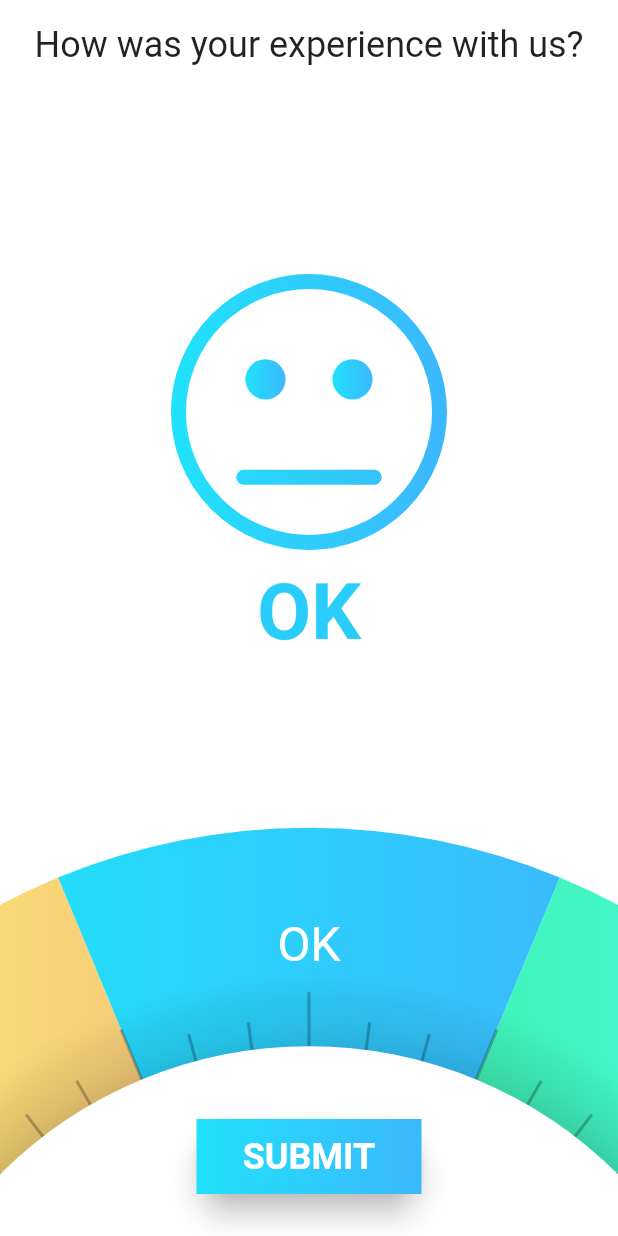
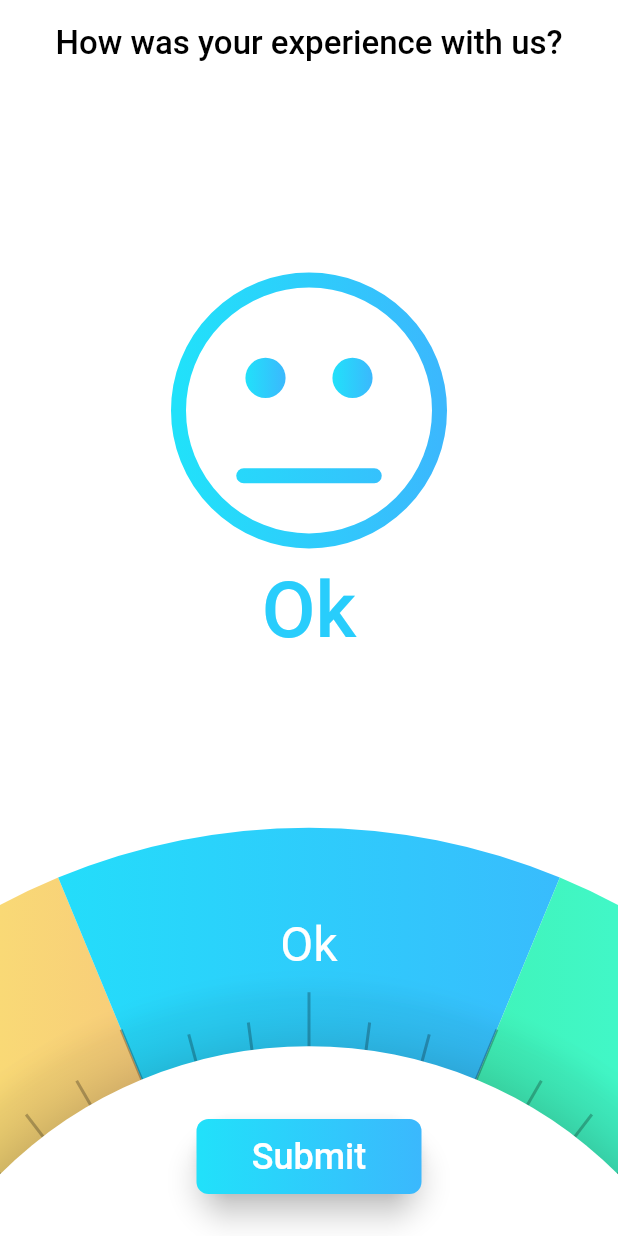
Before and after one commit to Mindinventory/Flutter-review-page-interaction, a Flutter app: the screen it shows after launch, on a phone screen of 412 x 824 dp. Run offline on Flutter 3.47's test engine with Material 2 defaults, Android fonts, the phone set to English and light mode, and no system bars.

Commit message:
[Refactor] separated all the module like smiley, arc, text into different modules, Did some refactor

```diff
--- a/lib/arc_chosser.dart
+++ b/lib/arc_chooser_module/arc_chooser.dart
@@ -4,8 +4,8 @@ import 'dart:ui';
 import 'package:flutter/material.dart';
 import 'package:flutter/painting.dart';
 import 'package:review/common/app_color.dart';
-import 'model/arc_item_model.dart';
-import 'common/choose_painter.dart';
+import '../model/arc_item_model.dart';
+import 'choose_painter.dart';
 
 class ArcChooser extends StatefulWidget {
   ArcSelectedCallback arcSelectedCallback;
@@ -52,29 +52,25 @@ class ChooserState extends State<ArcChooser> with SingleTickerProviderStateMixin
     return degree * (pi / 180);
   }
 
-  /*static double radianToDegrees(double radian) {
-    return radian * (180 / pi);
-  }*/
-
   @override
   void initState() {
     arcItems = <ArcItemModel>[];
 
     arcItems
-      ..add(ArcItemModel("UGH", [AppColors.F9D976, AppColors.f39f86], angleInRadiansByTwo + userAngle))
+      ..add(ArcItemModel("Ugh", [AppColors.F9D976, AppColors.f39f86], angleInRadiansByTwo + userAngle))
       ..add(ArcItemModel(
-          "OK", [AppColors.c21e1fa, AppColors.c3bb8fd], angleInRadiansByTwo + userAngle + (angleInRadians)))
-      ..add(ArcItemModel("GOOD", [AppColors.c3ee98a, AppColors.c41f7c7],
+          "Ok", [AppColors.c21e1fa, AppColors.c3bb8fd], angleInRadiansByTwo + userAngle + (angleInRadians)))
+      ..add(ArcItemModel("Good", [AppColors.c3ee98a, AppColors.c41f7c7],
           angleInRadiansByTwo + userAngle + (2 * angleInRadians)))
-      ..add(ArcItemModel("BAD", [AppColors.fe0944, AppColors.feae96],
+      ..add(ArcItemModel("Bad", [AppColors.fe0944, AppColors.feae96],
           angleInRadiansByTwo + userAngle + (3 * angleInRadians)))
-      ..add(ArcItemModel("UGH", [AppColors.F9D976, AppColors.f39f86],
+      ..add(ArcItemModel("Ugh", [AppColors.F9D976, AppColors.f39f86],
           angleInRadiansByTwo + userAngle + (4 * angleInRadians)))
-      ..add(ArcItemModel("OK", [AppColors.c21e1fa, AppColors.c3bb8fd],
+      ..add(ArcItemModel("Ok", [AppColors.c21e1fa, AppColors.c3bb8fd],
           angleInRadiansByTwo + userAngle + (5 * angleInRadians)))
-      ..add(ArcItemModel("GOOD", [AppColors.c3ee98a, AppColors.c41f7c7],
+      ..add(ArcItemModel("Good", [AppColors.c3ee98a, AppColors.c41f7c7],
           angleInRadiansByTwo + userAngle + (6 * angleInRadians)))
-      ..add(ArcItemModel("BAD", [AppColors.fe0944, AppColors.feae96],
+      ..add(ArcItemModel("Bad", [AppColors.fe0944, AppColors.feae96],
           angleInRadiansByTwo + userAngle + (7 * angleInRadians)));
 
     animation = AnimationController(duration: const Duration(milliseconds: 200), vsync: this);
@@ -100,12 +96,6 @@ class ChooserState extends State<ArcChooser> with SingleTickerProviderStateMixin
 
   Widget _gestureDetectorForSlider() {
     return GestureDetector(
-      /*onTap: () {
-         print('ChooserState.build onTap');
-         animationStart = touchAngle;
-         animationEnd = touchAngle + angleInRadians;
-         animation.forward(from: 0.0);
-       },*/
       onPanStart: (DragStartDetails details) {
         startingPoint = details.globalPosition;
         var deltaX = centerPoint.dx - details.globalPosition.dx;
@@ -154,10 +144,10 @@ class ChooserState extends State<ArcChooser> with SingleTickerProviderStateMixin
       },
       child: CustomPaint(
         size: Size(MediaQuery.of(context).size.width, MediaQuery.of(context).size.width * 1 / 1.5),
-        painter: ChooserPainter(arcItems: arcItems, angleInRadians: angleInRadians,isLine: true),
+        painter: ChooserPainter(arcItems: arcItems, angleInRadians: angleInRadians, isLine: true),
       ),
     );
   }
 }
 
-typedef void ArcSelectedCallback(int position, ArcItemModel arcitem);
+typedef void ArcSelectedCallback(int position, ArcItemModel arcItem);
--- a/lib/common/choose_painter.dart
+++ b/lib/arc_chooser_module/choose_painter.dart
@@ -1,12 +1,13 @@
 import 'dart:math';
 import 'dart:ui';
+
 
 import 'package:flutter/material.dart';
 import 'package:flutter/cupertino.dart';
 
-import '../arc_chosser.dart';
-import 'app_color.dart';
-import '../model/arc_item_model.dart';
+import 'arc_chooser.dart';
+import '../common/app_color.dart';
+import 'package:review/model/arc_item_model.dart';
 
 // draw the arc and other stuff
 class ChooserPainter extends CustomPainter {
@@ -37,7 +38,7 @@ class ChooserPainter extends CustomPainter {
       angleInRadians3,
       angleInRadians4;
 
-  ChooserPainter({List<ArcItemModel> arcItems, double angleInRadians, @required bool isLine}) {
+  ChooserPainter({List<ArcItemModel> arcItems, double angleInRadians, bool isLine}) {
     this.arcItems = arcItems;
     this.angleInRadians = angleInRadians;
     this.angleInRadiansByTwo = angleInRadians / 2;
@@ -57,8 +58,8 @@ class ChooserPainter extends CustomPainter {
     Offset center = Offset(centerX, centerY);
     double radius = sqrt((size.width * size.width) / 2);
 
-//    var mainRect = Rect.fromLTRB(0.0, 0.0, size.width, size.height);
-//    canvas.drawRect(mainRect, debugPaint);
+    //var mainRect = Rect.fromLTRB(0.0, 0.0, size.width, size.height);
+    //canvas.drawRect(mainRect, debugPaint);
 
     //for white arc at bottom
     double leftX = centerX - radius;
--- /dev/null
+++ b/lib/button_module/button_widget.dart
@@ -0,0 +1,46 @@
+import 'package:flutter/material.dart';
+import 'package:review/common/app_color.dart';
+
+class SubmitButton extends StatefulWidget {
+  final Color startColor;
+  final Color endColor;
+
+  SubmitButton({this.startColor, this.endColor});
+
+  @override
+  _SubmitButtonState createState() => _SubmitButtonState();
+}
+
+class _SubmitButtonState extends State<SubmitButton> {
+  TextStyle textStyleForButton =
+      TextStyle(color: AppColors.white, fontSize: 24.00, fontWeight: FontWeight.w500);
+
+  @override
+  Widget build(BuildContext context) {
+    return Padding(
+      padding: const EdgeInsets.all(28.0),
+      child: Material(
+        shape: RoundedRectangleBorder(borderRadius: BorderRadius.circular(55.0)),
+        elevation: 8.0,
+        child: InkWell(
+          child: Container(
+            width: 150.0,
+            height: 50.0,
+            decoration: BoxDecoration(
+              gradient: LinearGradient(colors: [widget.startColor, widget.endColor]),
+              borderRadius: BorderRadius.all(
+                Radius.circular(8.0),
+              ),
+            ),
+            alignment: Alignment.center,
+            child: Text(
+              'Submit',
+              style: textStyleForButton,
+            ),
+          ),
+          onTap: () {},
+        ),
+      ),
+    );
+  }
+}
--- a/lib/common/app_color.dart
+++ b/lib/common/app_color.dart
@@ -5,6 +5,7 @@ class AppColors {
   static const Color black = Colors.black;
   static const Color red = Colors.red;
   static const Color white = Colors.white;
+  static const Color grey = Colors.grey;
   static const Color fe0944 = Color(0xFFfe0944);
   static const Color feae96 = Color(0xFFfeae96);
   static const Color F9D976 = Color(0xFFF9D976);
--- a/lib/main.dart
+++ b/lib/main.dart
@@ -1,9 +1,10 @@
 import 'package:flutter/material.dart';
 import 'package:flutter/services.dart';
-import 'package:review/smile_painter.dart';
+import 'package:review/arc_chooser_module/arc_chooser.dart';
+import 'package:review/button_module/button_widget.dart';
+import 'package:review/smile_painter_module/smile_painter.dart';
 import 'package:review/common/app_color.dart';
 
-import 'arc_chosser.dart';
 import 'model/arc_item_model.dart';
 
 void main() {
@@ -39,13 +40,8 @@ class MyReviewPage extends StatefulWidget {
 }
 
 class _MyReviewPageState extends State<MyReviewPage> with TickerProviderStateMixin {
-  /*final PageController pageControl = new PageController(
-    initialPage: 2,
-    keepPage: false,
-    viewportFraction: 0.2,
-  );*/
-
-  var textStyle = new TextStyle(color: AppColors.white, fontSize: 24.00, fontWeight: FontWeight.bold);
+  // var textStyleForButton = TextStyle(color: AppColors.white, fontSize: 24.00, fontWeight: FontWeight.w500);
+  var textStyleForText = TextStyle(color: AppColors.black, fontSize: 22.0, fontWeight: FontWeight.w500);
 
   int slideValue = 200;
   int lastAnimPosition = 2;
@@ -72,9 +68,6 @@ class _MyReviewPageState extends State<MyReviewPage> with TickerProviderStateMix
     goodArcItem = ArcItemModel("GOOD", [AppColors.c3ee98a, AppColors.c41f7c7], 0.0);
 
     arcItems..add(badArcItem)..add(ughArcItem)..add(okArcItem)..add(goodArcItem);
-    /*arcItems.add(ughArcItem);
-    arcItems.add(okArcItem);
-    arcItems.add(goodArcItem);*/
 
     startColor = AppColors.c21e1fa;
     endColor = AppColors.c3bb8fd;
@@ -127,7 +120,7 @@ class _MyReviewPageState extends State<MyReviewPage> with TickerProviderStateMix
               child: Text(
                 "How was your experience with us?",
                 textAlign: TextAlign.center,
-                style: Theme.of(context).textTheme.headline5,
+                style: textStyleForText,
               ),
             ),
           ),
@@ -135,54 +128,6 @@ class _MyReviewPageState extends State<MyReviewPage> with TickerProviderStateMix
             size: Size(MediaQuery.of(context).size.width, (MediaQuery.of(context).size.width / 2) + 60),
             painter: SmilePainter(slideValue),
           ),
-          /*Slider(
-           min: 0.0,
-           max: 400.0,
-           value: slideValue.toDouble(),
-           onChanged: (double newValue) {
-             setState(() {
-               slideValue = newValue.round();
-             });
-           },
-         ),
-
-         new SizedBox(
-           height: 50.0,
-           child: new NotificationListener(
-             onNotification: (ScrollNotification notification){
-               if(!notification.metrics.atEdge){
-                 print('_MyReviewPageState.build ' + MediaQuery.of(context).size.width.toString() + " " + notification.metrics.pixels.toString());
-               }
-
-             },
-             child: PageView.builder(
-               pageSnapping: true,
-               onPageChanged: (int value) {
-                 print('_MyReviewPageState._onPageChanged ' + value.toString());
-                 animation.animateTo(value*100.0);
-               },
-               controller: pageControl,
-               itemCount: arcItems.length,
-               physics: new AlwaysScrollableScrollPhysics(),
-               itemBuilder: (context, index) {
-                 return new Container(
-                     decoration: new BoxDecoration(
-                       gradient: new LinearGradient(
-                           colors: [
-                             arcItems[index].colors[0],
-                             arcItems[index].colors[1]
-                           ]
-                       ),
-                     ),
-                     alignment: Alignment.center,
-                     child: new Text(
-                       arcItems[index].text,
-                       style: textStyle,
-                     ));
-               },
-             ),
-           ),
-         ),*/
           Stack(
             alignment: AlignmentDirectional.bottomCenter,
             children: <Widget>[
@@ -211,32 +156,32 @@ class _MyReviewPageState extends State<MyReviewPage> with TickerProviderStateMix
 
                   lastAnimPosition = animPosition;
                 },
-              Padding(
+              SubmitButton(startColor: startColor,endColor: endColor,),
+              /*Padding(
                 padding: const EdgeInsets.all(28.0),
                 child: Material(
-                  shape: RoundedRectangleBorder(borderRadius: BorderRadius.circular(25.0)),
+                  shape: RoundedRectangleBorder(borderRadius: BorderRadius.circular(55.0)),
                   elevation: 8.0,
+                  child: InkWell(
                     child: Container(
                       width: 150.0,
                       height: 50.0,
                       decoration: BoxDecoration(
                         gradient: LinearGradient(colors: [startColor, endColor]),
+                        borderRadius: BorderRadius.all(
+                          Radius.circular(8.0),
+                        ),
                       ),
                       alignment: Alignment.center,
                       child: Text(
-                      'SUBMIT',
-                      style: textStyle,
+                        'Submit',
+                        style: textStyleForButton,
                       ),
                     ),
+                    onTap: () {},
                   ),
-                /*child: RaisedButton(
-               shape: RoundedRectangleBorder(borderRadius: BorderRadius.circular(16.0)),
-               child: Text('SUBMIT'),
-               onPressed: () {
-                 print('cool');
-               },
+                ),
               ),*/
-              ),
             ],
           ),
         ],
--- /dev/null
+++ b/lib/text_module/text_animation.dart
@@ -0,0 +1,52 @@
+import 'dart:ui';
+
+import 'package:flutter/material.dart';
+import 'package:flutter/cupertino.dart';
+import 'package:review/smile_painter_module/review_state.dart';
+
+class TextAnimation {
+  tweenText(
+    ReviewState centerReview,
+    ReviewState rightReview,
+    double diff,
+    Canvas canvas,
+    double centerCenter,
+    double rightCenter,
+    double smileHeight,
+    double leftCenter,
+  ) {
+    ReviewState currentState;
+
+    currentState = ReviewState.lerp(centerReview, rightReview, diff);
+
+    TextSpan spanCenter = TextSpan(
+        style: TextStyle(
+            fontWeight: FontWeight.w500,
+            fontSize: 52.0,
+            color: centerReview.titleColor.withAlpha(255 - (255 * diff).round())),
+        text: centerReview.title);
+    TextPainter tpCenter = TextPainter(text: spanCenter, textDirection: TextDirection.ltr);
+
+    TextSpan spanRight = TextSpan(
+        style: TextStyle(
+            fontWeight: FontWeight.w500,
+            fontSize: 52.0,
+            color: rightReview.titleColor.withAlpha((255 * diff).round())),
+        text: rightReview.title);
+    TextPainter tpRight = TextPainter(text: spanRight, textDirection: TextDirection.ltr);
+
+    tpCenter.layout();
+    tpRight.layout();
+
+    Offset centerOffset = Offset(centerCenter - (tpCenter.width / 2), smileHeight);
+    Offset centerToLeftOffset = Offset(leftCenter - (tpCenter.width / 2), smileHeight);
+
+    Offset rightOffset = Offset(rightCenter - (tpRight.width / 2), smileHeight);
+    Offset rightToCenterOffset = Offset(centerCenter - (tpRight.width / 2), smileHeight);
+
+    tpCenter.paint(canvas, Offset.lerp(centerOffset, centerToLeftOffset, diff));
+    tpRight.paint(canvas, Offset.lerp(rightOffset, rightToCenterOffset, diff));
+
+    return currentState;
+  }
+}
```
Also changed, not shown: lib/smile_painter_module/smile_painter.dart (renamed from lib/smile_painter.dart, +22 -51 lines), lib/smile_painter_module/review_state.dart (renamed from lib/common/review_state.dart), pubspec.lock, 7 other files. Lines whose indentation alone changed are shown as unchanged.
